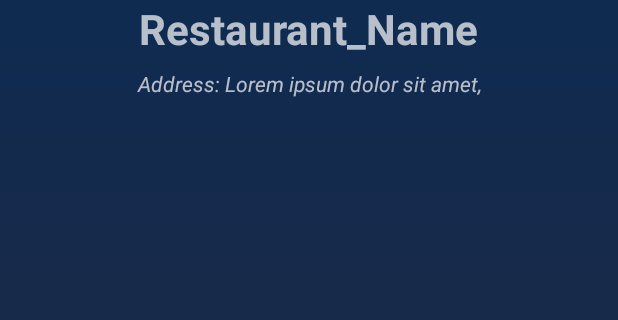
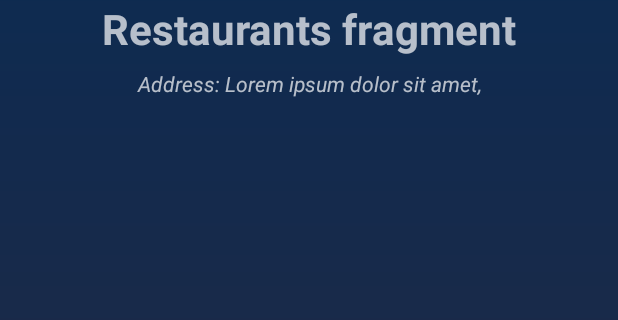
Before and after one commit to ASAI-DAM-Team-2/Android, an Android app: the layout fragment_restaurants.xml on its own in the app's theme, with its tools: preview values and no code run, on a phone screen of 412 x 824 dp, the part 300-620 px from its top. Run offline under Robolectric (Android 15) with nearby library versions, the phone set to English and light mode, and no system bars.

Commit message:
Fixing layouts

```diff
--- a/app/src/main/res/layout/fragment_restaurants.xml
+++ b/app/src/main/res/layout/fragment_restaurants.xml
@@ -24,7 +24,7 @@
 
 
         <ImageView
-            android:id="@+id/restaurant_img"
+            android:id="@+id/restaurantImage"
             android:layout_width="200dp"
             android:layout_height="200dp"
             android:layout_gravity="center"
@@ -33,16 +33,16 @@
             android:src="@drawable/logo_meal" />
 
         <TextView
-            android:id="@+id/restaurant_name"
+            android:id="@+id/restaurantName"
             android:layout_width="wrap_content"
             android:layout_height="wrap_content"
-            android:text="Restaurant_Name"
+            android:text="Restaurants fragment"
             android:textSize="28sp"
             android:textStyle="bold" />
 
 
         <TextView
-            android:id="@+id/address"
+            android:id="@+id/restaurantAddress"
             android:layout_width="match_parent"
             android:layout_height="wrap_content"
             android:layout_margin="4dp"
--- a/app/src/main/res/menu/drawer_menu.xml
+++ b/app/src/main/res/menu/drawer_menu.xml
@@ -12,6 +12,11 @@
         <item
             android:id="@+id/dishes"
             android:title="Dishes"
+            android:icon="@drawable/ic_action_dishes" />
+
+        <item
+            android:id="@+id/restaurants"
+            android:title="Restaurants"
             android:icon="@drawable/ic_action_dishes" />
     </group>
 
```
Also changed, not shown: app/src/main/res/layout/fragment_dish_recycler.xml (deleted, +0 -10 lines).
